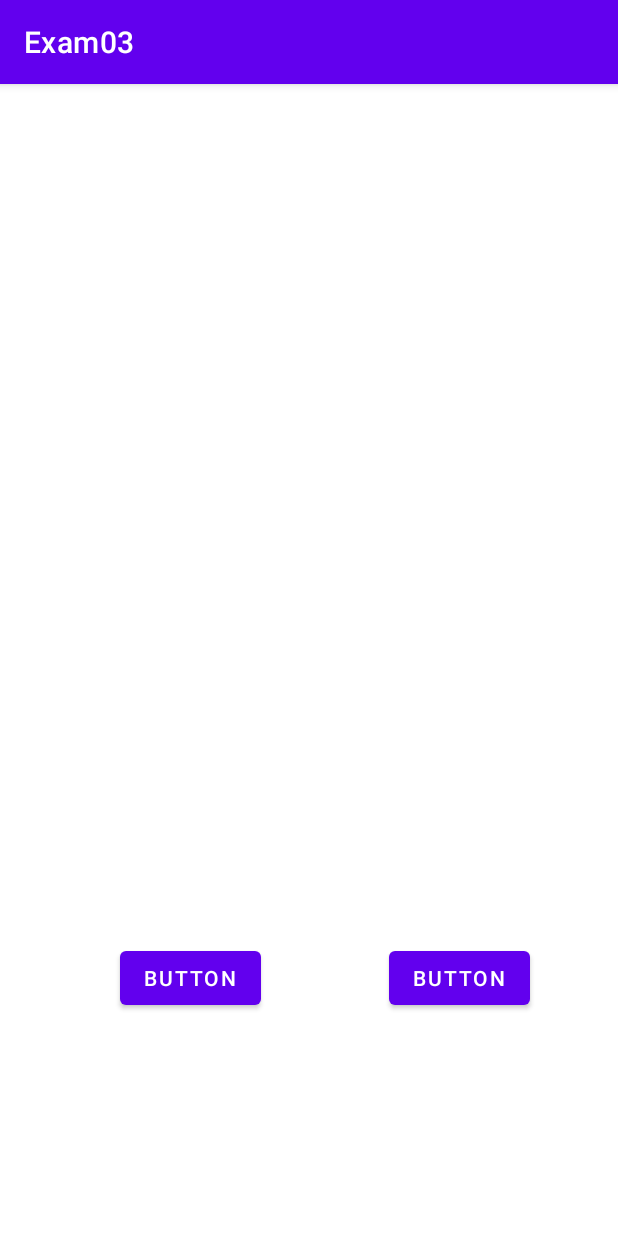
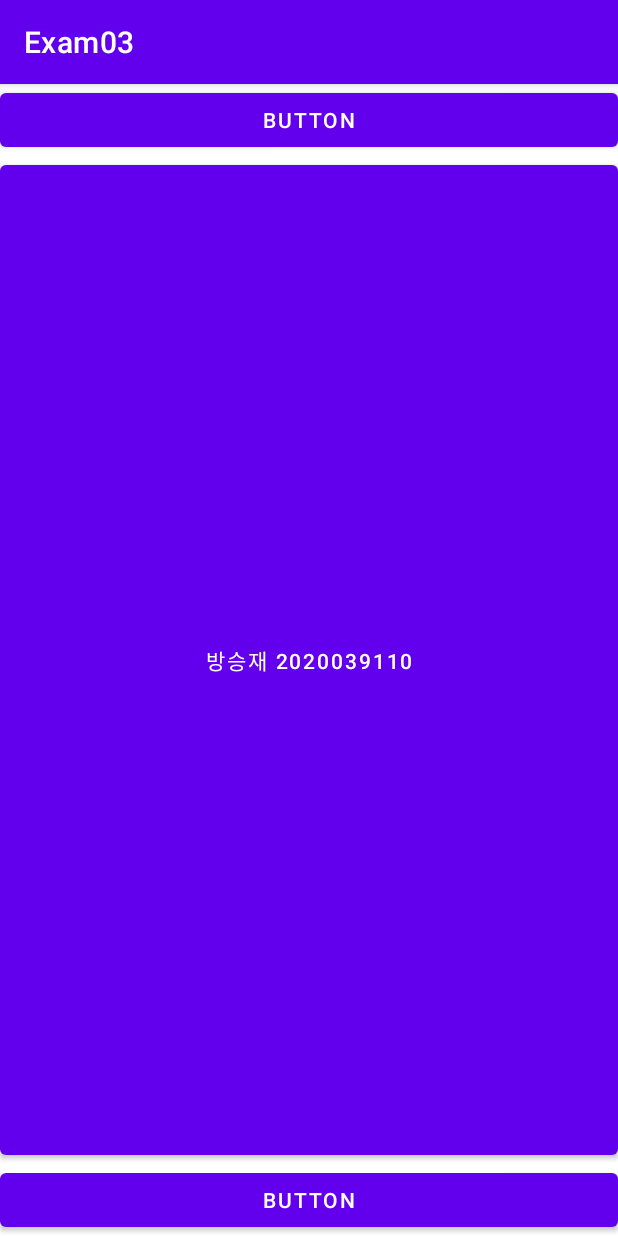
Before and after one commit to Bangseungjae/OpensourceAndriodProject, an Android app: the screen it shows after launch (MainActivity), on a phone screen of 412 x 824 dp. Run offline under Robolectric (Android 15) with nearby library versions, the phone set to English and light mode, and no system bars.

Commit message:
do_it-02

```diff
--- a/app/src/main/AndroidManifest.xml
+++ b/app/src/main/AndroidManifest.xml
@@ -12,7 +12,7 @@
         android:theme="@style/Theme.Exam03"
         tools:targetApi="31">
         <activity
-            android:name=".MainActivity"
+            android:name="bsj.io.exam04.MainActivity"
             android:exported="true">
             <intent-filter>
                 <action android:name="android.intent.action.MAIN" />
--- a/app/src/main/java/bsj/io/exam03/MainActivity.java
+++ b/app/src/main/java/bsj/io/exam04/MainActivity.java
@@ -1,8 +1,10 @@
-package bsj.io.exam03;
+package bsj.io.exam04;
 
 import androidx.appcompat.app.AppCompatActivity;
 
 import android.os.Bundle;
+
+import bsj.io.exam03.R;
 
 public class MainActivity extends AppCompatActivity {
 
--- a/app/src/main/res/layout/activity_main.xml
+++ b/app/src/main/res/layout/activity_main.xml
@@ -4,34 +4,35 @@
     xmlns:tools="http://schemas.android.com/tools"
     android:layout_width="match_parent"
     android:layout_height="match_parent"
-    tools:context=".MainActivity">
+    tools:context="bsj.io.exam04.MainActivity">
+
+    <Button
+        android:id="@+id/button"
+        android:layout_width="0dp"
+        android:layout_height="wrap_content"
+        android:text="Button"
+        app:layout_constraintEnd_toEndOf="parent"
+        app:layout_constraintStart_toStartOf="parent"
+        app:layout_constraintTop_toTopOf="parent" />
 
     <Button
         android:id="@+id/button2"
-        android:layout_width="wrap_content"
-        android:layout_height="wrap_content"
-        android:layout_marginBottom="48dp"
-        android:text="Button"
-        app:layout_constraintBottom_toTopOf="@+id/guideline"
+        android:layout_width="0dp"
+        android:layout_height="0dp"
+        android:text="방승재 2020039110"
+        app:layout_constraintBottom_toTopOf="@+id/button3"
         app:layout_constraintEnd_toEndOf="parent"
-        app:layout_constraintHorizontal_bias="0.592"
-        app:layout_constraintStart_toEndOf="@+id/button" />
-
-    <androidx.constraintlayout.widget.Guideline
-        android:id="@+id/guideline"
-        android:layout_width="wrap_content"
-        android:layout_height="wrap_content"
-        android:orientation="horizontal"
-        app:layout_constraintGuide_end="100dp" />
+        app:layout_constraintHorizontal_bias="0.0"
+        app:layout_constraintStart_toStartOf="parent"
+        app:layout_constraintTop_toBottomOf="@+id/button"
+        app:layout_constraintVertical_bias="0.294" />
 
     <Button
-        android:id="@+id/button"
-        android:layout_width="wrap_content"
+        android:id="@+id/button3"
+        android:layout_width="0dp"
         android:layout_height="wrap_content"
-        android:layout_marginStart="80dp"
-        android:layout_marginLeft="80dp"
-        android:layout_marginBottom="48dp"
         android:text="Button"
-        app:layout_constraintBottom_toTopOf="@+id/guideline"
+        app:layout_constraintBottom_toBottomOf="parent"
+        app:layout_constraintEnd_toEndOf="parent"
         app:layout_constraintStart_toStartOf="parent" />
 </androidx.constraintlayout.widget.ConstraintLayout>
```
